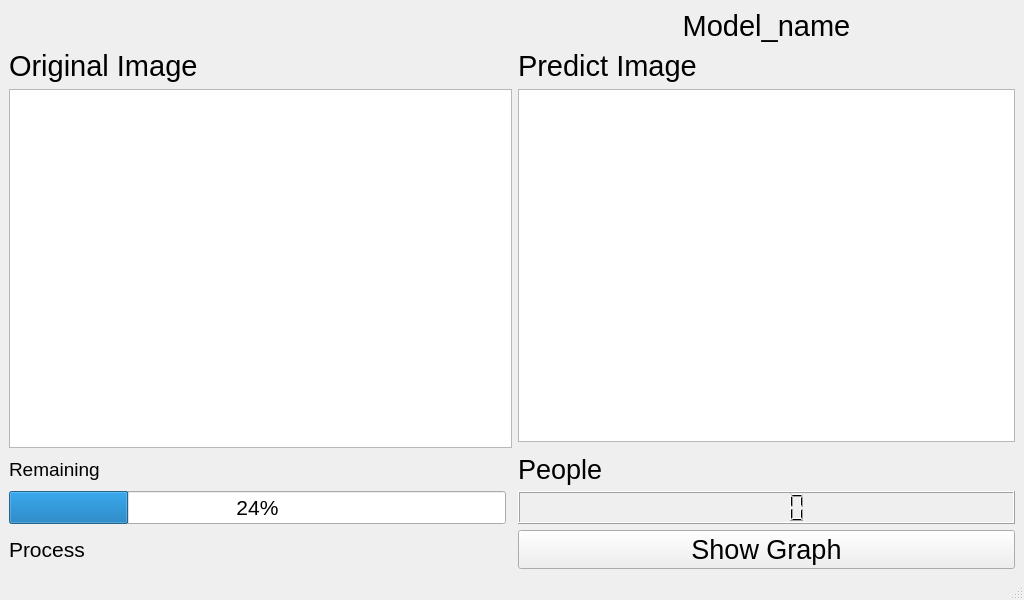
The window that GUI/test-process.ui (mossZmossZ/basketball-court-crowd-counting) describes before a commit, drawn with Qt 5.
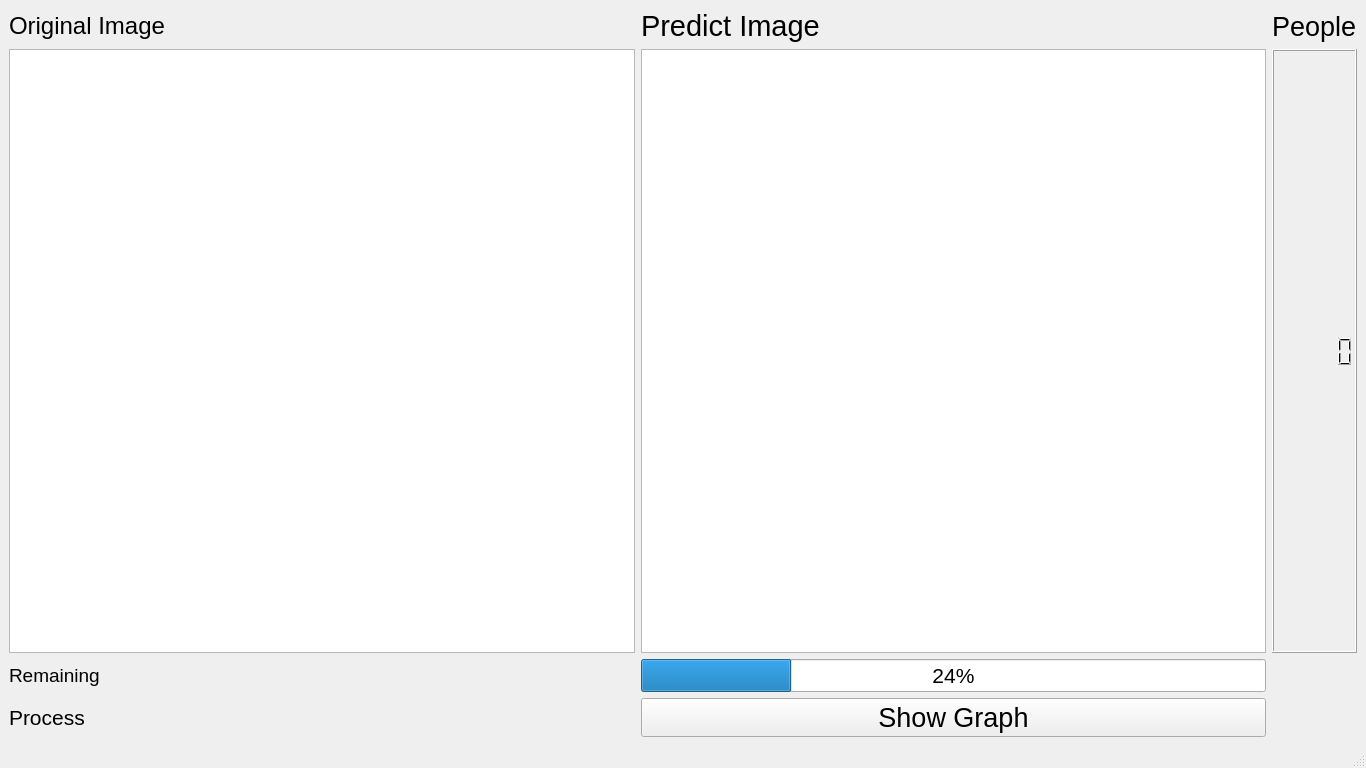
The same window after the commit.

Commit message: Update Process for yolo

What changed in the file:
```diff
--- a/GUI/test-process.ui
+++ b/GUI/test-process.ui
@@ -6,8 +6,8 @@
    <rect>
     <x>0</x>
     <y>0</y>
-    <width>1024</width>
-    <height>600</height>
+    <width>1366</width>
+    <height>768</height>
    </rect>
   </property>
   <property name="windowTitle">
@@ -15,31 +15,13 @@
   </property>
   <widget class="QWidget" name="centralwidget">
    <layout class="QGridLayout" name="gridLayout">
-    <item row="5" column="0">
-     <widget class="QLabel" name="Remaining_label">
-      <property name="font">
-       <font>
-        <pointsize>14</pointsize>
-       </font>
-      </property>
-      <property name="text">
-       <string>Remaining</string>
-      </property>
-     </widget>
+    <item row="3" column="1">
+     <widget class="QGraphicsView" name="graphicsView_2"/>
     </item>
-    <item row="8" column="2">
-     <widget class="QPushButton" name="ShowGraphButton">
-      <property name="font">
-       <font>
-        <pointsize>20</pointsize>
-       </font>
-      </property>
-      <property name="text">
-       <string>Show Graph</string>
-      </property>
-     </widget>
+    <item row="3" column="0">
+     <widget class="QGraphicsView" name="graphicsView"/>
     </item>
-    <item row="5" column="2">
+    <item row="0" column="2">
      <widget class="QLabel" name="People_label">
       <property name="font">
        <font>
@@ -51,11 +33,23 @@
       </property>
      </widget>
     </item>
-    <item row="1" column="0">
+    <item row="5" column="1">
+     <widget class="QPushButton" name="ShowGraphButton">
+      <property name="font">
+       <font>
+        <pointsize>20</pointsize>
+       </font>
+      </property>
+      <property name="text">
+       <string>Show Graph</string>
+      </property>
+     </widget>
+    </item>
+    <item row="0" column="0">
      <widget class="QLabel" name="Original_label">
       <property name="font">
        <font>
-        <pointsize>22</pointsize>
+        <pointsize>18</pointsize>
        </font>
       </property>
       <property name="text">
@@ -63,25 +57,7 @@
       </property>
      </widget>
     </item>
-    <item row="1" column="2">
-     <widget class="QLabel" name="Predict_label">
-      <property name="font">
-       <font>
-        <pointsize>22</pointsize>
-       </font>
-      </property>
-      <property name="text">
-       <string>Predict Image</string>
-      </property>
-     </widget>
-    </item>
-    <item row="3" column="0" rowspan="2" colspan="2">
-     <widget class="QGraphicsView" name="graphicsView"/>
-    </item>
-    <item row="3" column="2">
-     <widget class="QGraphicsView" name="graphicsView_2"/>
-    </item>
-    <item row="8" column="0">
+    <item row="5" column="0">
      <widget class="QLabel" name="process_text">
       <property name="font">
        <font>
@@ -93,7 +69,7 @@
       </property>
      </widget>
     </item>
-    <item row="6" column="0">
+    <item row="4" column="1">
      <widget class="QProgressBar" name="progressBar">
       <property name="font">
        <font>
@@ -111,7 +87,31 @@
       </property>
      </widget>
     </item>
-    <item row="6" column="2">
+    <item row="0" column="1">
+     <widget class="QLabel" name="Predict_label">
+      <property name="font">
+       <font>
+        <pointsize>22</pointsize>
+       </font>
+      </property>
+      <property name="text">
+       <string>Predict Image</string>
+      </property>
+     </widget>
+    </item>
+    <item row="4" column="0">
+     <widget class="QLabel" name="Remaining_label">
+      <property name="font">
+       <font>
+        <pointsize>14</pointsize>
+       </font>
+      </property>
+      <property name="text">
+       <string>Remaining</string>
+      </property>
+     </widget>
+    </item>
+    <item row="3" column="2">
      <widget class="QLCDNumber" name="lcd_count">
       <property name="font">
        <font>
@@ -120,24 +120,6 @@
       </property>
      </widget>
     </item>
-    <item row="0" column="2">
-     <widget class="QLabel" name="ModelName">
-      <property name="font">
-       <font>
-        <pointsize>22</pointsize>
-       </font>
-      </property>
-      <property name="layoutDirection">
-       <enum>Qt::LeftToRight</enum>
-      </property>
-      <property name="text">
-       <string>Model_name</string>
-      </property>
-      <property name="alignment">
-       <set>Qt::AlignCenter</set>
-      </property>
-     </widget>
-    </item>
    </layout>
   </widget>
   <widget class="QMenuBar" name="menubar">
```
Left out of the diff: 2 changed lines with no effect on the pictures. The commit also changes 3 other files.
